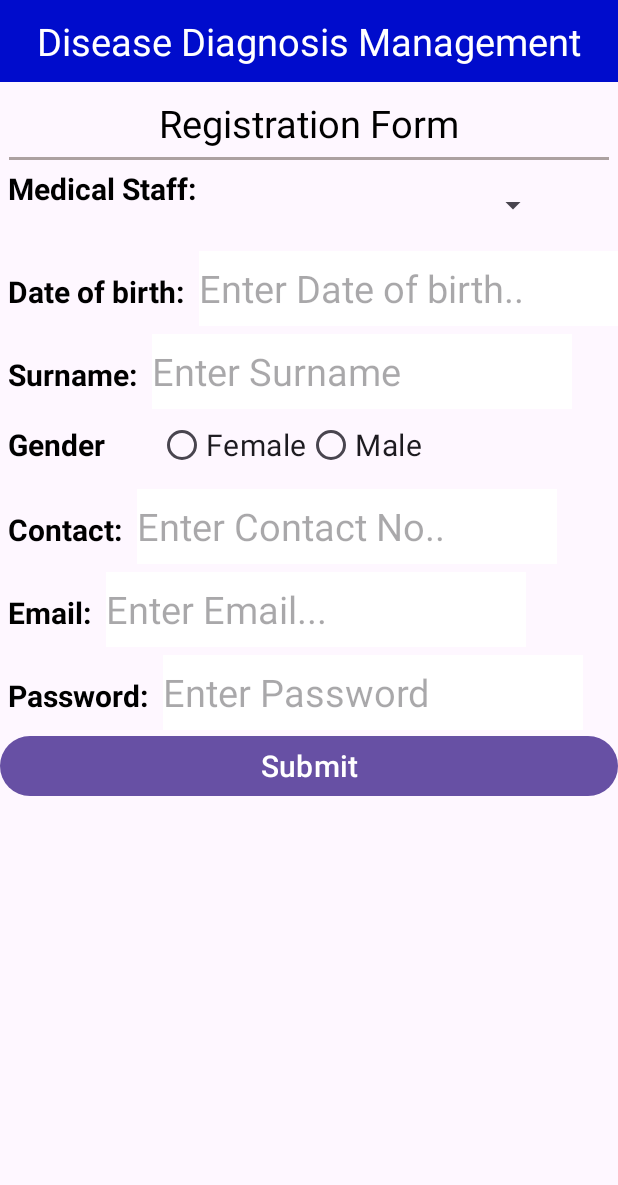
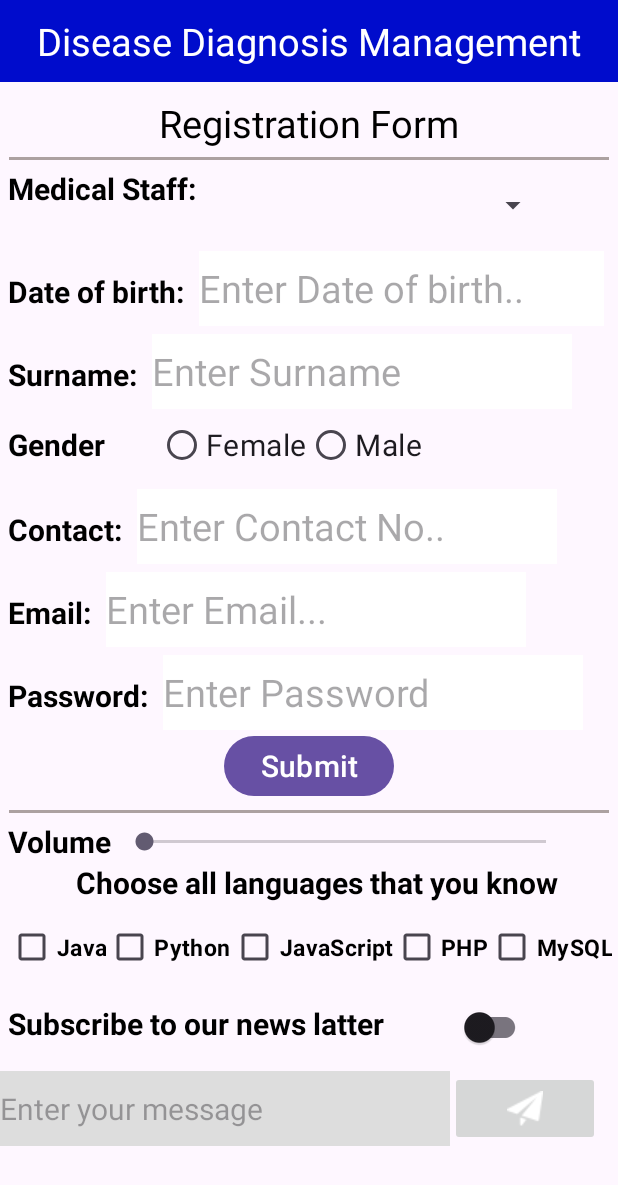
Before and after one commit to JennerMaxim/android_studio_first_practice, an Android app: the screen it shows after launch (MainActivity), on a phone screen of 412 x 824 dp. Shown: the top 1185 px of the screen. Run offline under Robolectric (Android 15) with nearby library versions, the phone set to English and light mode, and no system bars.

Commit message:
Updating the app

```diff
--- a/app/src/main/java/com/example/firstpractice/MainActivity.java
+++ b/app/src/main/java/com/example/firstpractice/MainActivity.java
@@ -3,6 +3,8 @@ package com.example.firstpractice;
 import androidx.appcompat.app.AppCompatActivity;
 
 import android.os.Bundle;
+import android.view.View;
+import android.widget.Toast;
 
 public class MainActivity extends AppCompatActivity {
 
--- a/app/src/main/res/layout/activity_main.xml
+++ b/app/src/main/res/layout/activity_main.xml
@@ -71,7 +71,7 @@
             android:layout_marginStart="5dp"/>
 
         <EditText
-            android:layout_width="280dp"
+            android:layout_width="270dp"
             android:layout_height="50dp"
             android:id="@+id/userDate"
             android:textSize="25sp"
@@ -223,9 +223,149 @@
     </LinearLayout>
 
     <Button
-        android:layout_width="match_parent"
+        android:layout_width="wrap_content"
         android:layout_height="wrap_content"
         android:id="@+id/btnSubmit"
         android:text="@string/btn"
+        android:layout_gravity="center"
         android:textSize="20sp"/>
+
+    <View
+        android:layout_width="400dp"
+        android:layout_height="2dp"
+        android:layout_marginTop="5dp"
+        android:background="#aca1a1"
+        android:layout_gravity="center"/>
+
+    <LinearLayout
+        android:layout_width="match_parent"
+        android:layout_height="wrap_content"
+        android:layout_marginTop="5dp"
+        android:orientation="horizontal">
+
+        <TextView
+            android:layout_width="wrap_content"
+            android:layout_height="wrap_content"
+            android:text="@string/volume"
+            android:textSize="20sp"
+            android:layout_marginStart="5dp"
+            android:textColor="#000"
+            android:textStyle="bold"/>
+
+        <SeekBar
+            android:layout_width="300dp"
+            android:layout_height="wrap_content"
+            android:layout_gravity="center"
+            android:layout_marginStart="5dp"/>
+    </LinearLayout>
+
+    <TextView
+        android:layout_width="wrap_content"
+        android:layout_height="wrap_content"
+        android:text="@string/choice"
+        android:textSize="20sp"
+        android:textColor="#000"
+        android:textStyle="bold"
+        android:layout_gravity="center"
+        android:layout_marginStart="5dp"/>
+
+    <LinearLayout
+        android:layout_width="match_parent"
+        android:layout_height="wrap_content"
+        android:orientation="horizontal"
+        android:layout_marginTop="5dp">
+
+        <CheckBox
+            android:layout_width="wrap_content"
+            android:layout_height="wrap_content"
+            android:gravity="center"
+            android:text="@string/java"
+            android:textStyle="bold"
+            android:textSize="15sp"
+            android:textColor="#000"
+            android:layout_marginStart="5dp"/>
+
+        <CheckBox
+            android:layout_width="wrap_content"
+            android:layout_height="wrap_content"
+            android:text="@string/python"
+            android:textSize="15sp"
+            android:textColor="#000"
+            android:textStyle="bold"
+            android:gravity="center"/>
+
+        <CheckBox
+            android:layout_width="wrap_content"
+            android:layout_height="wrap_content"
+            android:text="@string/javascript"
+            android:textStyle="bold"
+            android:textColor="#000"
+            android:textSize="15sp"
+            android:gravity="center"/>
+
+        <CheckBox
+            android:layout_width="wrap_content"
+            android:layout_height="wrap_content"
+            android:text="@string/php"
+            android:textSize="15sp"
+            android:textColor="#000"
+            android:textStyle="bold"
+            android:gravity="center"/>
+
+        <CheckBox
+            android:layout_width="wrap_content"
+            android:layout_height="wrap_content"
+            android:text="@string/mysql"
+            android:textStyle="bold"
+            android:textColor="#000"
+            android:textSize="15sp"
+            android:gravity="center"/>
+    </LinearLayout>
+
+    <LinearLayout
+        android:layout_width="match_parent"
+        android:layout_height="wrap_content"
+        android:orientation="horizontal"
+        android:layout_marginTop="5dp">
+
+        <TextView
+            android:layout_width="wrap_content"
+            android:layout_height="wrap_content"
+            android:text="@string/subscribe"
+            android:textSize="20sp"
+            android:textColor="#000"
+            android:textStyle="bold"
+            android:layout_marginStart="5dp"/>
+
+        <com.google.android.material.switchmaterial.SwitchMaterial
+            android:layout_width="wrap_content"
+            android:layout_height="wrap_content"
+            android:layout_marginStart="50dp"
+            android:gravity="center"/>
+    </LinearLayout>
+
+    <LinearLayout
+        android:layout_width="match_parent"
+        android:layout_height="wrap_content"
+        android:orientation="horizontal"
+        android:layout_marginTop="5dp">
+
+        <EditText
+            android:layout_width="300dp"
+            android:layout_height="50dp"
+            android:hint="@string/enter_message"
+            android:layout_gravity="center"
+            android:background="#ddd"
+            android:textSize="20sp"
+            android:autofillHints=""
+            android:inputType="text" />
+
+        <ImageButton
+            android:layout_width="100dp"
+            android:layout_height="50dp"
+            android:src="@drawable/send"
+            android:layout_gravity="center"
+            android:contentDescription="@string/desc" />
+
+    </LinearLayout>
 </LinearLayout>
--- a/app/src/main/res/values/strings.xml
+++ b/app/src/main/res/values/strings.xml
@@ -17,4 +17,14 @@
     <string name="password">Password:</string>
     <string name="enter_password">Enter Password</string>
     <string name="btn">Submit</string>
+    <string name="volume">Volume</string>
+    <string name="choice">Choose all languages that you know</string>
+    <string name="java">Java</string>
+    <string name="python">Python</string>
+    <string name="javascript">JavaScript</string>
+    <string name="php">PHP</string>
+    <string name="mysql">MySQL</string>
+    <string name="subscribe">Subscribe to our news latter</string>
+    <string name="enter_message">Enter your message</string>
+    <string name="desc">Send Message</string>
 </resources>
```
Also changed, not shown: app/src/main/res/drawable/send.png (added).
